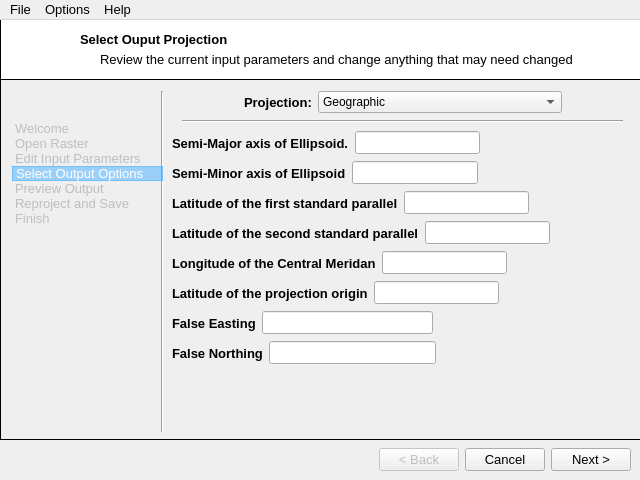
First picture: the form in wizard.ui, repository stramel/drasterblaster, before the edit.
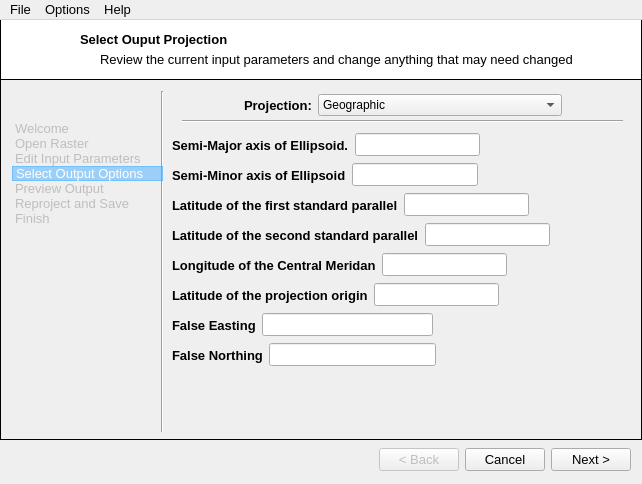
Second picture: the form after the edit. The open tabs and pages were chosen to show the change. Icons and pictures are not drawn.

Commit message: Added a new Wizard Ui that scales with the size of the screen

Patch:
```diff
--- a/wizard.ui
+++ b/wizard.ui
@@ -6,8 +6,8 @@
    <rect>
     <x>0</x>
     <y>0</y>
-    <width>640</width>
-    <height>480</height>
+    <width>642</width>
+    <height>484</height>
    </rect>
   </property>
   <property name="windowTitle">
@@ -3360,7 +3360,7 @@
           <x>0</x>
           <y>10</y>
           <width>431</width>
-          <height>24</height>
+          <height>28</height>
          </rect>
         </property>
         <layout class="QHBoxLayout" name="horizontalLayout_30">
@@ -3408,7 +3408,7 @@
           <x>0</x>
           <y>40</y>
           <width>431</width>
-          <height>24</height>
+          <height>28</height>
          </rect>
         </property>
         <layout class="QHBoxLayout" name="horizontalLayout_31">
@@ -3456,7 +3456,7 @@
           <x>0</x>
           <y>70</y>
           <width>431</width>
-          <height>24</height>
+          <height>28</height>
          </rect>
         </property>
         <layout class="QHBoxLayout" name="horizontalLayout_32">
@@ -3504,7 +3504,7 @@
           <x>0</x>
           <y>100</y>
           <width>431</width>
-          <height>24</height>
+          <height>28</height>
          </rect>
         </property>
         <layout class="QHBoxLayout" name="horizontalLayout_33">
@@ -3552,7 +3552,7 @@
           <x>0</x>
           <y>130</y>
           <width>431</width>
-          <height>24</height>
+          <height>28</height>
          </rect>
         </property>
         <layout class="QHBoxLayout" name="horizontalLayout_34">
@@ -3600,7 +3600,7 @@
           <x>0</x>
           <y>160</y>
           <width>431</width>
-          <height>24</height>
+          <height>28</height>
          </rect>
         </property>
         <layout class="QHBoxLayout" name="horizontalLayout_35">
@@ -3648,7 +3648,7 @@
           <x>0</x>
           <y>190</y>
           <width>431</width>
-          <height>24</height>
+          <height>28</height>
          </rect>
         </property>
         <layout class="QHBoxLayout" name="horizontalLayout_36">
@@ -3696,7 +3696,7 @@
           <x>0</x>
           <y>220</y>
           <width>431</width>
-          <height>24</height>
+          <height>28</height>
          </rect>
         </property>
         <layout class="QHBoxLayout" name="horizontalLayout_37">
@@ -3993,7 +3993,7 @@
         <x>171</x>
         <y>71</y>
         <width>461</width>
-        <height>22</height>
+        <height>29</height>
        </rect>
       </property>
       <layout class="QHBoxLayout" name="horizontalLayout_38">
@@ -5181,8 +5181,8 @@
     <rect>
      <x>0</x>
      <y>0</y>
-     <width>640</width>
-     <height>21</height>
+     <width>642</width>
+     <height>24</height>
     </rect>
    </property>
    <property name="font">
```
Left out of the diff: 115 changed lines with no effect on the pictures. The commit also changes 28 other files.
